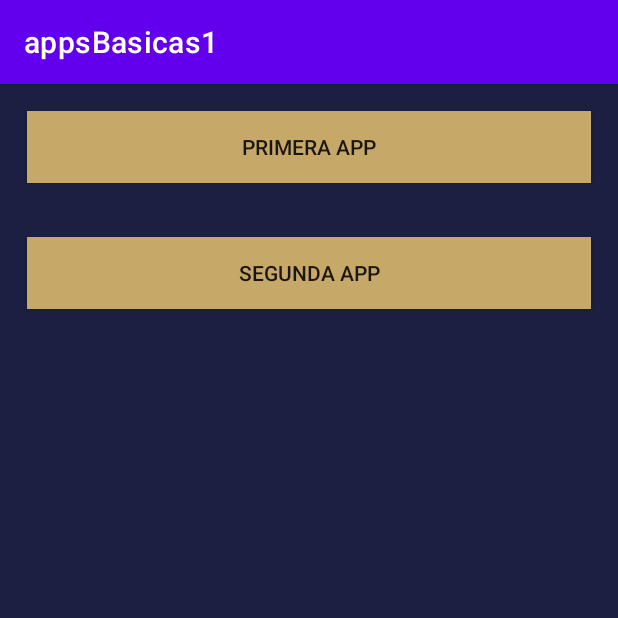
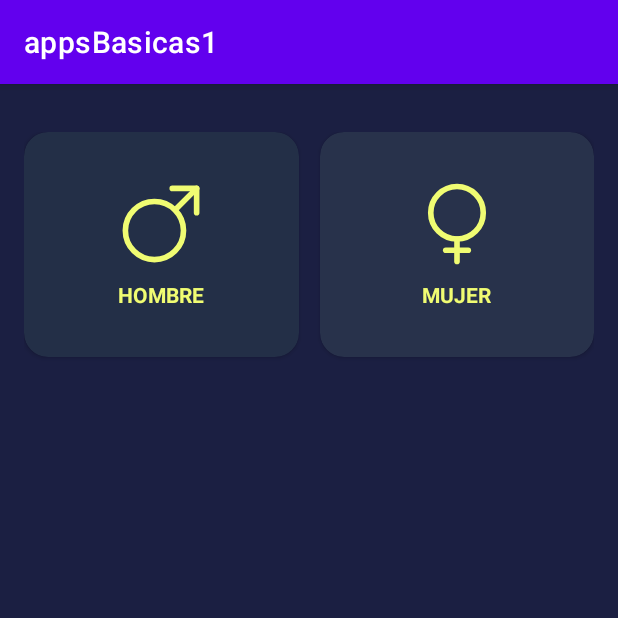
Before and after one commit to jucaicedoa/practica_2023, an Android app: the screen it shows after launch (PantallaInicialActivity before the commit, App2Activity after it), after a tap on "SEGUNDA APP", on a phone screen of 412 x 824 dp, the top half of it. Run offline under Robolectric (Android 15) with nearby library versions, the phone set to English and light mode, and no system bars.

Commit message:
avance app2

```diff
--- a/practica_kotlin/appsBasicas1/app/src/main/java/com/jucaicedoa/appsbasicas1/apps/PantallaInicialActivity.kt
+++ b/practica_kotlin/appsBasicas1/app/src/main/java/com/jucaicedoa/appsbasicas1/apps/PantallaInicialActivity.kt
@@ -6,6 +6,7 @@ import android.os.Bundle
 import androidx.appcompat.widget.AppCompatButton
 import com.jucaicedoa.appsbasicas1.R
 import com.jucaicedoa.appsbasicas1.apps.app1.App1Activity
+import com.jucaicedoa.appsbasicas1.apps.app2.App2Activity
 
 class PantallaInicialActivity : AppCompatActivity() {
     override fun onCreate(savedInstanceState: Bundle?) {
@@ -15,14 +16,15 @@ class PantallaInicialActivity : AppCompatActivity() {
         val BtnApp1 = findViewById<AppCompatButton>(R.id.BtnApp1)
         val BtnApp2 = findViewById<AppCompatButton>(R.id.BtnApp2)
         BtnApp1.setOnClickListener { funcionaBoton1() }
-        BtnApp2.setOnClickListener{ funcionaBoton2()}
+        BtnApp2.setOnClickListener { funcionaBoton2() }
     }
 
     private fun funcionaBoton2() {
-
+        val intent = Intent(this, App2Activity::class.java)
+        startActivity(intent)
     }
 
-    private fun funcionaBoton1(){
+    private fun funcionaBoton1() {
         val intent = Intent(this, App1Activity::class.java)
         startActivity(intent)
     }
--- a/practica_kotlin/appsBasicas1/app/src/main/java/com/jucaicedoa/appsbasicas1/apps/app2/App2Activity.kt
+++ b/practica_kotlin/appsBasicas1/app/src/main/java/com/jucaicedoa/appsbasicas1/apps/app2/App2Activity.kt
@@ -9,4 +9,5 @@ class App2Activity : AppCompatActivity() {
         super.onCreate(savedInstanceState)
         setContentView(R.layout.activity_app2)
     }
+
 }
--- /dev/null
+++ b/practica_kotlin/appsBasicas1/app/src/main/res/drawable/iconman.xml
@@ -0,0 +1,27 @@
+<vector xmlns:android="http://schemas.android.com/apk/res/android"
+    android:width="800dp"
+    android:height="800dp"
+    android:viewportWidth="24"
+    android:viewportHeight="24">
+  <path
+      android:pathData="M10.25,21.5C14.53,21.5 18,18.03 18,13.75C18,9.47 14.53,6 10.25,6C5.97,6 2.5,9.47 2.5,13.75C2.5,18.03 5.97,21.5 10.25,21.5Z"
+      android:strokeLineJoin="round"
+      android:strokeWidth="1.5"
+      android:fillColor="#00000000"
+      android:strokeColor="#292D32"
+      android:strokeLineCap="round"/>
+  <path
+      android:pathData="M21.5,2.5L16,8"
+      android:strokeLineJoin="round"
+      android:strokeWidth="1.5"
+      android:fillColor="#00000000"
+      android:strokeColor="#292D32"
+      android:strokeLineCap="round"/>
+  <path
+      android:pathData="M15,2.5H21.5V9"
+      android:strokeLineJoin="round"
+      android:strokeWidth="1.5"
+      android:fillColor="#00000000"
+      android:strokeColor="#292D32"
+      android:strokeLineCap="round"/>
+</vector>
--- /dev/null
+++ b/practica_kotlin/appsBasicas1/app/src/main/res/drawable/iconwoman.xml
@@ -0,0 +1,27 @@
+<vector xmlns:android="http://schemas.android.com/apk/res/android"
+    android:width="800dp"
+    android:height="800dp"
+    android:viewportWidth="24"
+    android:viewportHeight="24">
+  <path
+      android:pathData="M12,16C15.866,16 19,12.866 19,9C19,5.134 15.866,2 12,2C8.134,2 5,5.134 5,9C5,12.866 8.134,16 12,16Z"
+      android:strokeLineJoin="round"
+      android:strokeWidth="1.5"
+      android:fillColor="#00000000"
+      android:strokeColor="#292D32"
+      android:strokeLineCap="round"/>
+  <path
+      android:pathData="M12,16V22"
+      android:strokeLineJoin="round"
+      android:strokeWidth="1.5"
+      android:fillColor="#00000000"
+      android:strokeColor="#292D32"
+      android:strokeLineCap="round"/>
+  <path
+      android:pathData="M15,19H9"
+      android:strokeLineJoin="round"
+      android:strokeWidth="1.5"
+      android:fillColor="#00000000"
+      android:strokeColor="#292D32"
+      android:strokeLineCap="round"/>
+</vector>
--- a/practica_kotlin/appsBasicas1/app/src/main/res/layout/activity_app2.xml
+++ b/practica_kotlin/appsBasicas1/app/src/main/res/layout/activity_app2.xml
@@ -4,6 +4,87 @@
     xmlns:tools="http://schemas.android.com/tools"
     android:layout_width="match_parent"
     android:layout_height="match_parent"
+    android:background="@color/fondoGeneral"
+    android:paddingHorizontal="16dp"
+    android:paddingVertical="32dp"
     tools:context=".apps.app2.App2Activity">
 
+
+    <androidx.cardview.widget.CardView
+        android:id="@+id/vistaHombre"
+        android:layout_width="0dp"
+        android:layout_height="150dp"
+        android:layout_marginEnd="14dp"
+        android:background="#3A415B"
+        app:cardBackgroundColor="@color/seleccionComponente"
+        app:cardCornerRadius="16dp"
+        app:layout_constraintEnd_toStartOf="@+id/vistaMujer"
+        app:layout_constraintStart_toStartOf="parent"
+        app:layout_constraintTop_toTopOf="parent">
+
+        <androidx.appcompat.widget.LinearLayoutCompat
+            android:layout_width="match_parent"
+            android:layout_height="match_parent"
+            android:gravity="center"
+            android:orientation="vertical">
+
+            <ImageView
+                android:layout_width="60dp"
+                android:layout_height="60dp"
+                android:src="@drawable/iconman"
+                app:tint="@color/letra" />
+
+            <TextView
+                android:layout_width="wrap_content"
+                android:layout_height="wrap_content"
+                android:layout_marginTop="7dp"
+                android:text="@string/hombre"
+                android:textAllCaps="true"
+                android:textColor="@color/letra"
+                android:textStyle="bold" />
+
+        </androidx.appcompat.widget.LinearLayoutCompat>
+
+    </androidx.cardview.widget.CardView>
+
+
+    <androidx.cardview.widget.CardView
+        android:id="@+id/vistaMujer"
+        android:layout_width="0dp"
+        android:layout_height="150dp"
+        app:cardBackgroundColor="@color/Componente"
+        app:cardCornerRadius="16dp"
+        app:layout_constraintEnd_toEndOf="parent"
+        app:layout_constraintStart_toEndOf="@+id/vistaHombre"
+        app:layout_constraintTop_toTopOf="parent">
+
+        <androidx.appcompat.widget.LinearLayoutCompat
+            android:layout_width="match_parent"
+            android:layout_height="match_parent"
+            android:gravity="center"
+            android:orientation="vertical">
+
+            <ImageView
+                android:layout_width="60dp"
+                android:layout_height="60dp"
+                android:src="@drawable/iconwoman"
+                android:tint="@color/letra" />
+
+            <TextView
+                android:layout_width="wrap_content"
+                android:layout_height="wrap_content"
+                android:layout_marginTop="7dp"
+                android:text="@string/mujer"
+                android:textAllCaps="true"
+                android:textColor="@color/letra"
+                android:textStyle="bold"
+
+                />
+
+
+        </androidx.appcompat.widget.LinearLayoutCompat>
+
+    </androidx.cardview.widget.CardView>
+
+
 </androidx.constraintlayout.widget.ConstraintLayout>
--- a/practica_kotlin/appsBasicas1/app/src/main/res/layout/activity_pantalla_inicial.xml
+++ b/practica_kotlin/appsBasicas1/app/src/main/res/layout/activity_pantalla_inicial.xml
@@ -4,31 +4,29 @@
     xmlns:tools="http://schemas.android.com/tools"
     android:layout_width="match_parent"
     android:layout_height="match_parent"
+    android:background="#1B1F42"
     android:orientation="vertical"
-    android:background="#1B1F42"
     tools:context=".apps.PantallaInicialActivity">
 
     <androidx.appcompat.widget.AppCompatButton
         android:id="@+id/BtnApp1"
         android:layout_width="match_parent"
         android:layout_height="wrap_content"
+        android:layout_margin="18dp"
+        android:layout_marginVertical="10dp"
         android:background="#C6A868"
-        android:layout_margin="18dp"
-        android:text="Primera App"
-        android:layout_marginVertical="10dp"
-        />
+        android:text="Primera App" />
 
     <androidx.appcompat.widget.AppCompatButton
         android:id="@+id/BtnApp2"
         android:layout_width="match_parent"
         android:layout_height="wrap_content"
+        android:layout_margin="18dp"
+        android:layout_marginVertical="10dp"
         android:background="#C6A868"
-        android:layout_margin="18dp"
         android:text="Segunda App"
-        android:layout_marginVertical="10dp"
 
         />
 
 
-
 </androidx.appcompat.widget.LinearLayoutCompat>
--- a/practica_kotlin/appsBasicas1/app/src/main/res/values/colors.xml
+++ b/practica_kotlin/appsBasicas1/app/src/main/res/values/colors.xml
@@ -7,4 +7,10 @@
     <color name="teal_700">#FF018786</color>
     <color name="black">#FF000000</color>
     <color name="white">#FFFFFFFF</color>
+
+    <color name="letra">#F0FC72</color>
+    <color name="fondoGeneral">#1B1F42</color>
+    <color name="botones">#C8A968</color>
+    <color name="seleccionComponente">#232F47</color>
+    <color name="Componente">#28324B</color>
 </resources>
--- a/practica_kotlin/appsBasicas1/app/src/main/res/values/strings.xml
+++ b/practica_kotlin/appsBasicas1/app/src/main/res/values/strings.xml
@@ -1,3 +1,5 @@
 <resources>
     <string name="app_name">appsBasicas1</string>
+    <string name="hombre">Hombre</string>
+    <string name="mujer">Mujer</string>
 </resources>
```
